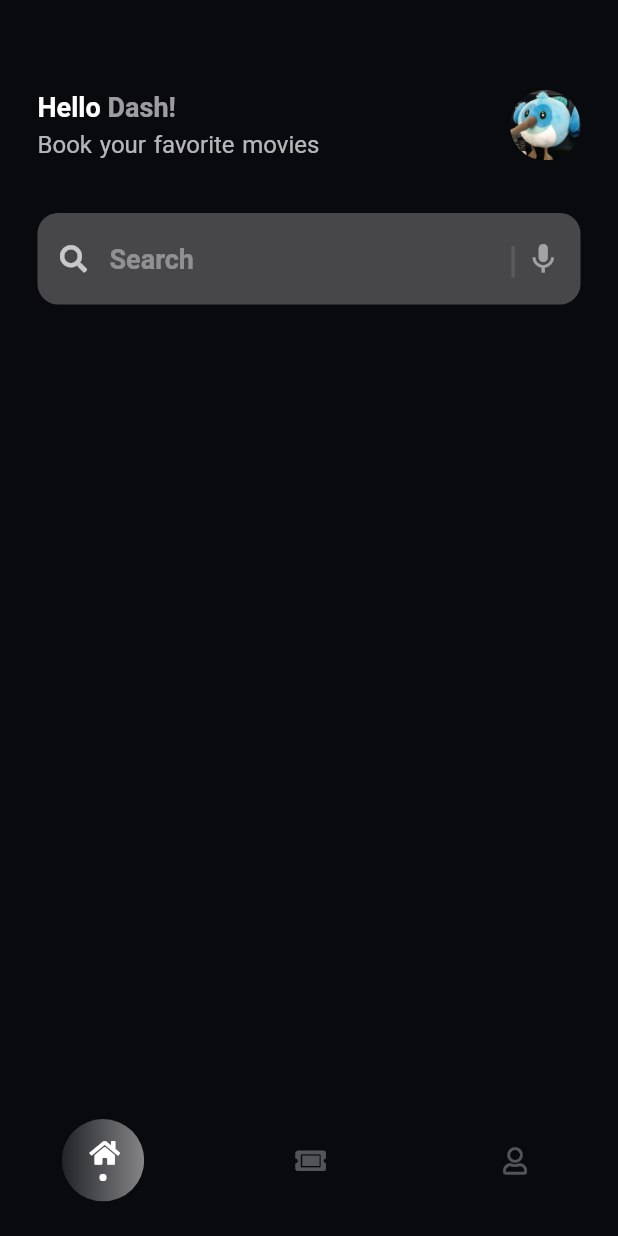
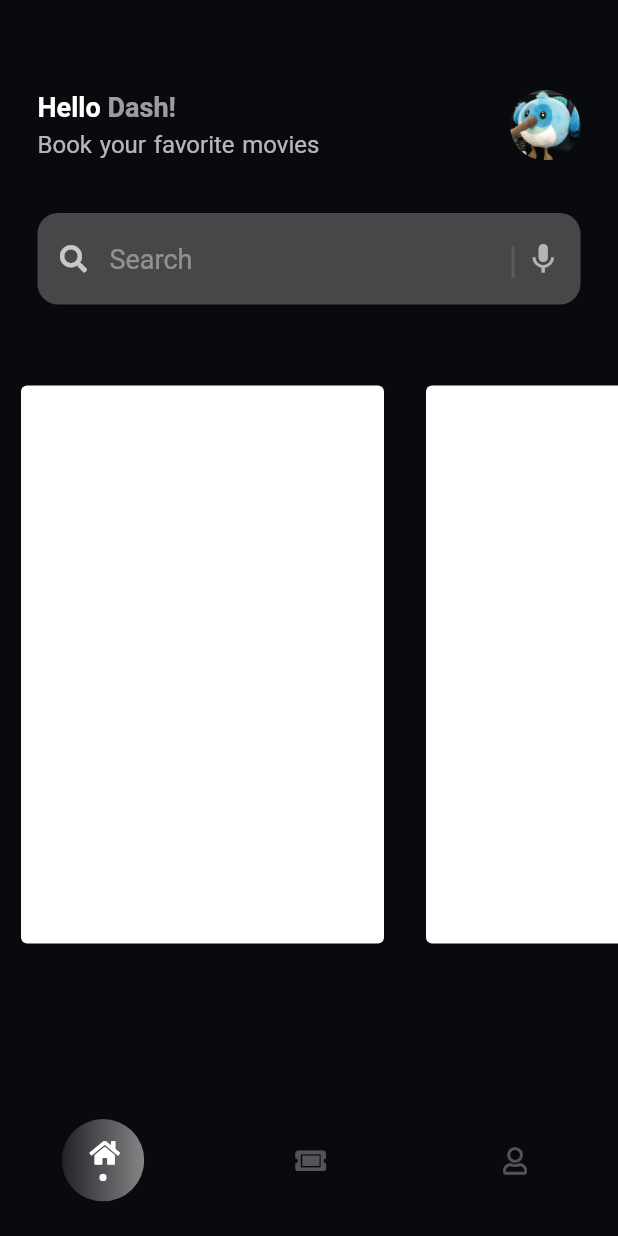
Before and after one commit to DevAdedoyin/Cinema-Ticket-App, a Flutter app: the screen it shows after launch, on a phone screen of 412 x 824 dp. Run offline on Flutter 3.47's test engine with Material 2 defaults, Android fonts, the phone set to English and light mode, and no system bars; our stand-ins replace font_awesome_flutter, get.

Commit message:
Home Movies Listview

```diff
--- /dev/null
+++ b/lib/screens/home_screen/tabs/home_tab/home_movies.dart
@@ -0,0 +1,33 @@
+import 'package:flutter/material.dart';
+import 'package:movie_ticket_app/models/movie_model.dart';
+
+class HomeMovies extends StatefulWidget {
+  const HomeMovies({Key? key}) : super(key: key);
+
+  @override
+  _HomeMoviesState createState() => _HomeMoviesState();
+}
+
+class _HomeMoviesState extends State<HomeMovies> {
+  @override
+  Widget build(BuildContext context) {
+    return SizedBox(
+      height: 380,
+      child: ListView.builder(
+          shrinkWrap: true,
+          scrollDirection: Axis.horizontal,
+          itemCount: movieDataList.length,
+          itemBuilder: (_, index) {
+            return _card();
+          }),
+    );
+    // _card();
+  }
+}
+
+Widget _card() => Container(
+      margin: EdgeInsets.symmetric(horizontal: 10),
+      height: 380,
+      width: 250,
+      child: Card(),
+    );
--- a/lib/screens/home_screen/tabs/home_tab/home_search.dart
+++ b/lib/screens/home_screen/tabs/home_tab/home_search.dart
@@ -12,7 +12,7 @@ class HomeSearch extends StatelessWidget {
         tween: Tween<double>(begin: 0, end: 0.25),
         builder: (_, double val, __) {
           return Container(
-            margin: const EdgeInsets.only(left: 25, right: 25, bottom: 10),
+            margin: const EdgeInsets.only(left: 25, right: 25, bottom: 50),
             child: TextField(
               style: const TextStyle(color: white),
               cursorColor: white.withOpacity(0.7),
@@ -38,16 +38,16 @@ class HomeSearch extends StatelessWidget {
                       ),
                       Icon(
                         Icons.mic,
-                        color: white.withOpacity(0.5),
+                        color: white.withOpacity(0.6),
                       )
                     ],
                   ),
                 ),
                 hintText: 'Search',
                 hintStyle: TextStyle(
-                    color: white.withOpacity(0.4),
-                    fontSize: 18,
-                    fontWeight: FontWeight.bold),
+                  color: white.withOpacity(0.4),
+                  fontSize: 18,
+                ),
                 border: OutlineInputBorder(
                     borderRadius: BorderRadius.circular(val * 55),
                     borderSide: BorderSide.none),
--- a/lib/screens/home_screen/tabs/home_tab/home_tab.dart
+++ b/lib/screens/home_screen/tabs/home_tab/home_tab.dart
@@ -1,5 +1,6 @@
 import 'package:flutter/material.dart';
 import 'package:movie_ticket_app/screens/home_screen/tabs/home_tab/home_header.dart';
+import 'package:movie_ticket_app/screens/home_screen/tabs/home_tab/home_movies.dart';
 import 'package:movie_ticket_app/screens/home_screen/tabs/home_tab/home_search.dart';
 
 class HomeTab extends StatefulWidget {
@@ -13,7 +14,7 @@ class _HomeTabState extends State<HomeTab> {
   @override
   Widget build(BuildContext context) {
     return Column(
-      children: const [Header(), HomeSearch()],
+      children: const [Header(), HomeSearch(), HomeMovies()],
     );
   }
 }
```
